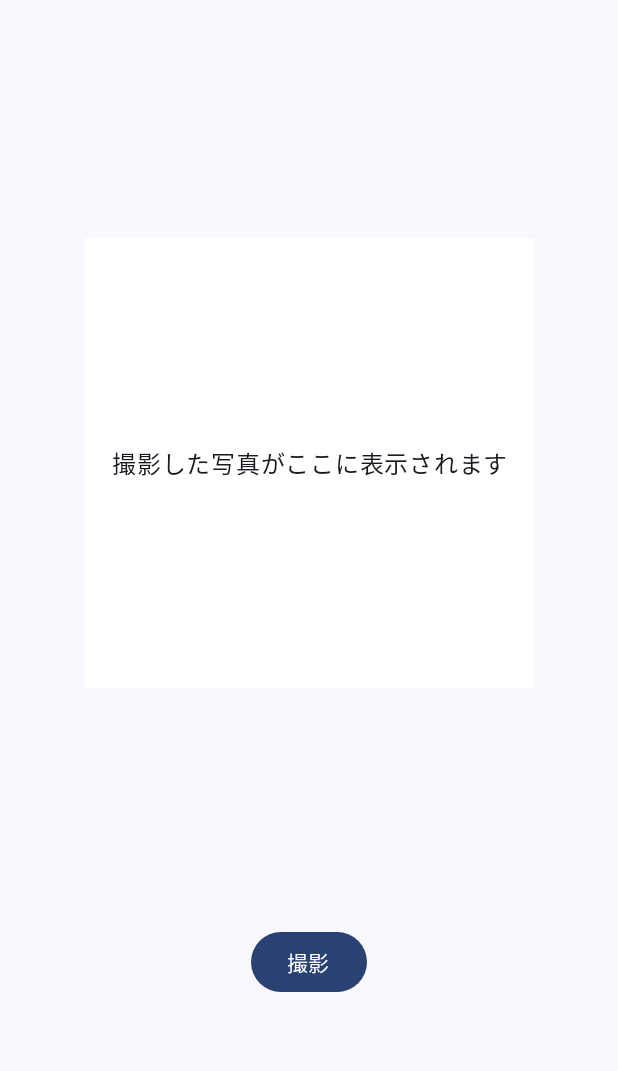
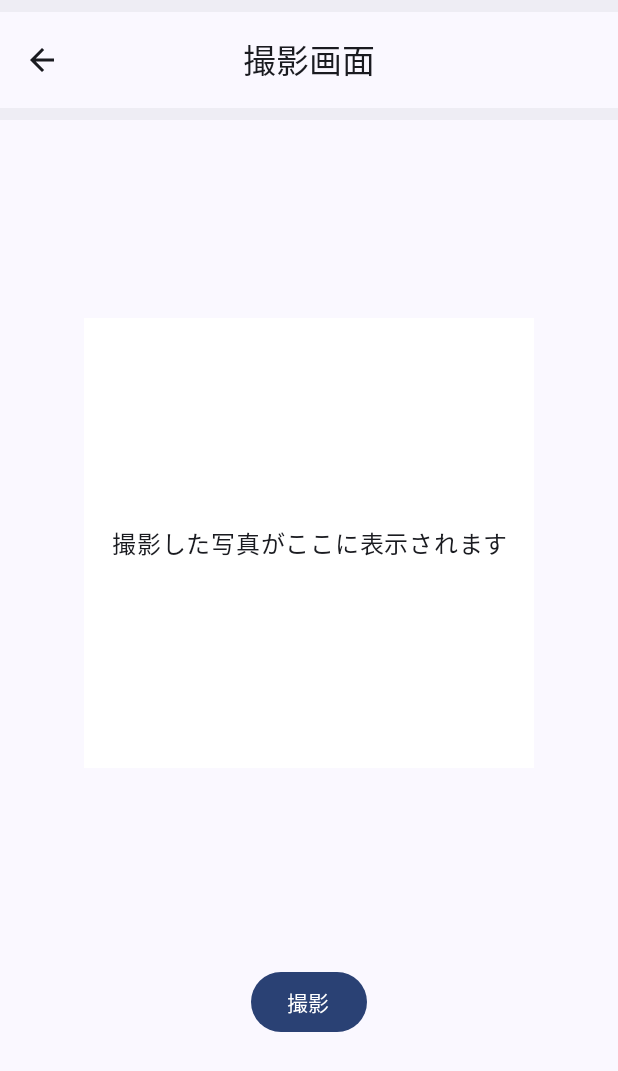
Before and after one commit to ghtoui/vegegrowth_android, an Android app built with Jetpack Compose: the TakePicScreen screen opened through its navigation route, on a phone screen of 412 x 824 dp. Shown: the top 1071 px of the screen. Run offline under Robolectric (Android 15) with nearby library versions, the phone set to English and light mode, and no system bars.

Commit message:
画面遷移の実装

```diff
--- a/app/src/main/java/com/moritoui/vegegrowthapp/ui/FirstScreen.kt
+++ b/app/src/main/java/com/moritoui/vegegrowthapp/ui/FirstScreen.kt
@@ -10,18 +10,13 @@ import androidx.compose.foundation.layout.height
 import androidx.compose.foundation.layout.padding
 import androidx.compose.foundation.lazy.LazyColumn
 import androidx.compose.foundation.lazy.items
-import androidx.compose.material.icons.Icons
-import androidx.compose.material.icons.filled.Add
-import androidx.compose.material.icons.filled.ArrowBack
 import androidx.compose.material3.AlertDialog
 import androidx.compose.material3.ExperimentalMaterial3Api
 import androidx.compose.material3.Icon
-import androidx.compose.material3.IconButton
 import androidx.compose.material3.Scaffold
 import androidx.compose.material3.Text
 import androidx.compose.material3.TextButton
 import androidx.compose.material3.TextField
-import androidx.compose.material3.TopAppBar
 import androidx.compose.runtime.Composable
 import androidx.compose.runtime.collectAsState
 import androidx.compose.runtime.getValue
@@ -30,7 +25,6 @@ import androidx.compose.ui.Modifier
 import androidx.compose.ui.graphics.Color
 import androidx.compose.ui.res.painterResource
 import androidx.compose.ui.res.stringResource
-import androidx.compose.ui.text.style.TextAlign
 import androidx.compose.ui.tooling.preview.Preview
 import androidx.compose.ui.unit.dp
 import androidx.lifecycle.viewmodel.compose.viewModel
@@ -40,41 +34,9 @@ import com.moritoui.vegegrowthapp.R
 import com.moritoui.vegegrowthapp.model.VegeCategory
 import com.moritoui.vegegrowthapp.model.VegeItem
 import com.moritoui.vegegrowthapp.model.VegeItemList
+import com.moritoui.vegegrowthapp.navigation.AddItem
+import com.moritoui.vegegrowthapp.navigation.NavigationAppTopBar
 import com.moritoui.vegegrowthapp.navigation.Screen
-
-@OptIn(ExperimentalMaterial3Api::class)
-@Composable
-fun FirstAppTopBar(
-    onAddClick: () -> Unit,
-    onBackClick: () -> Unit = { },
-    modifier: Modifier = Modifier
-) {
-    TopAppBar(
-        title = {
-            Text(
-                text = "管理画面",
-                textAlign = TextAlign.Center,
-                modifier = modifier
-            )
-        },
-        navigationIcon = {
-            IconButton(onClick = { onBackClick() }) {
-                Icon(
-                    Icons.Filled.ArrowBack,
-                    contentDescription = "戻る"
-                )
-            }
-        },
-        actions = {
-            IconButton(onClick = { onAddClick() }) {
-                Icon(
-                    Icons.Filled.Add,
-                    contentDescription = "追加"
-                )
-            }
-        }
-    )
-}
 
 @OptIn(ExperimentalMaterial3Api::class)
 @Composable
@@ -86,7 +48,12 @@ fun FirstScreen(
 
     Scaffold(
         topBar = {
-            FirstAppTopBar(onAddClick = { viewModel.updateState(isOpenDialog = true, inputText = "") })
+            NavigationAppTopBar(
+                navController = navController,
+                title = "管理画面"
+            ) {
+                AddItem(onAddClick = { viewModel.updateState(isOpenDialog = true) })
+            }
         }
     ) { it ->
         Box(modifier = Modifier.padding(it)) {
--- a/app/src/main/java/com/moritoui/vegegrowthapp/ui/TakePictureScreen.kt
+++ b/app/src/main/java/com/moritoui/vegegrowthapp/ui/TakePictureScreen.kt
@@ -13,6 +13,8 @@ import androidx.compose.foundation.layout.fillMaxSize
 import androidx.compose.foundation.layout.padding
 import androidx.compose.foundation.layout.size
 import androidx.compose.material3.Button
+import androidx.compose.material3.ExperimentalMaterial3Api
+import androidx.compose.material3.Scaffold
 import androidx.compose.material3.Text
 import androidx.compose.runtime.Composable
 import androidx.compose.runtime.getValue
@@ -29,24 +31,46 @@ import androidx.compose.ui.res.stringResource
 import androidx.compose.ui.text.style.TextAlign
 import androidx.compose.ui.tooling.preview.Preview
 import androidx.compose.ui.unit.dp
+import androidx.navigation.NavHostController
+import androidx.navigation.compose.rememberNavController
 import com.moritoui.vegegrowthapp.R
+import com.moritoui.vegegrowthapp.navigation.NavigationAppTopBar
+import com.moritoui.vegegrowthapp.navigation.Screen
 
+@OptIn(ExperimentalMaterial3Api::class)
 @Composable
-fun TakePicScreen() {
+fun TakePicScreen(
+    navController: NavHostController
+) {
     var takePicImage by rememberSaveable { mutableStateOf<Bitmap?>(null) }
     val cameraLauncher = rememberLauncherForActivityResult(ActivityResultContracts.TakePicturePreview()) { bitmap ->
         takePicImage = bitmap
     }
 
+    Scaffold(
+        topBar = {
+            NavigationAppTopBar(
+                navController = navController,
+                title = "撮影画面",
+            ) {
+            }
+        } ){ it ->
         Column(
-        modifier = Modifier.fillMaxSize(),
+            modifier = Modifier
+                .fillMaxSize()
+                .padding(it),
             horizontalAlignment = Alignment.CenterHorizontally,
             verticalArrangement = Arrangement.SpaceEvenly
         ) {
             PictureView(image = takePicImage?.asImageBitmap())
             TakeButton(onClick = { cameraLauncher.launch() })
             if (takePicImage != null) {
-            RecordButton(onClick = { })
+                RecordButton(onClick = {
+                    navController.navigate(Screen.ManageVegeScreen.route) {
+                        popUpTo(navController.graph.startDestinationId)
+                    }
+                })
+            }
         }
     }
 }
@@ -97,7 +121,7 @@ fun RecordButton(
     modifier: Modifier = Modifier
 ) {
     Button(
-        onClick = { onClick }
+        onClick = { onClick() }
     ) {
         Text(
             text = stringResource(R.string.register_button)
@@ -108,5 +132,5 @@ fun RecordButton(
 @Preview
 @Composable
 fun TakePicPreview() {
-    TakePicScreen()
+    TakePicScreen(navController = rememberNavController())
 }
```
Lines whose indentation alone changed are shown as unchanged.
